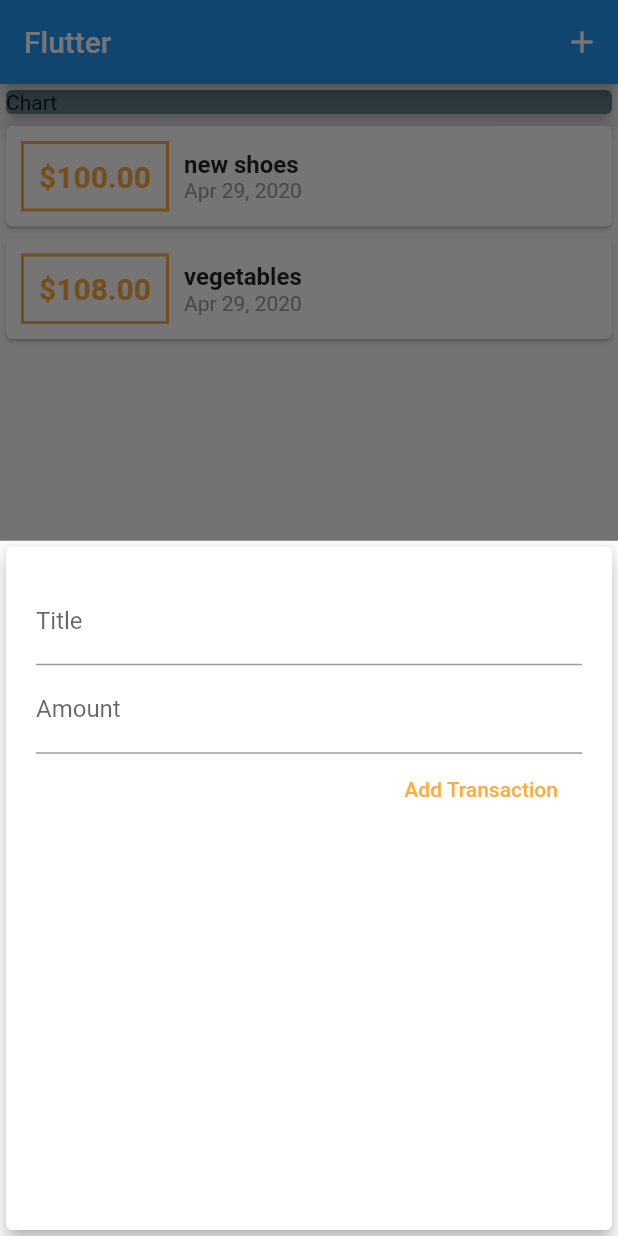
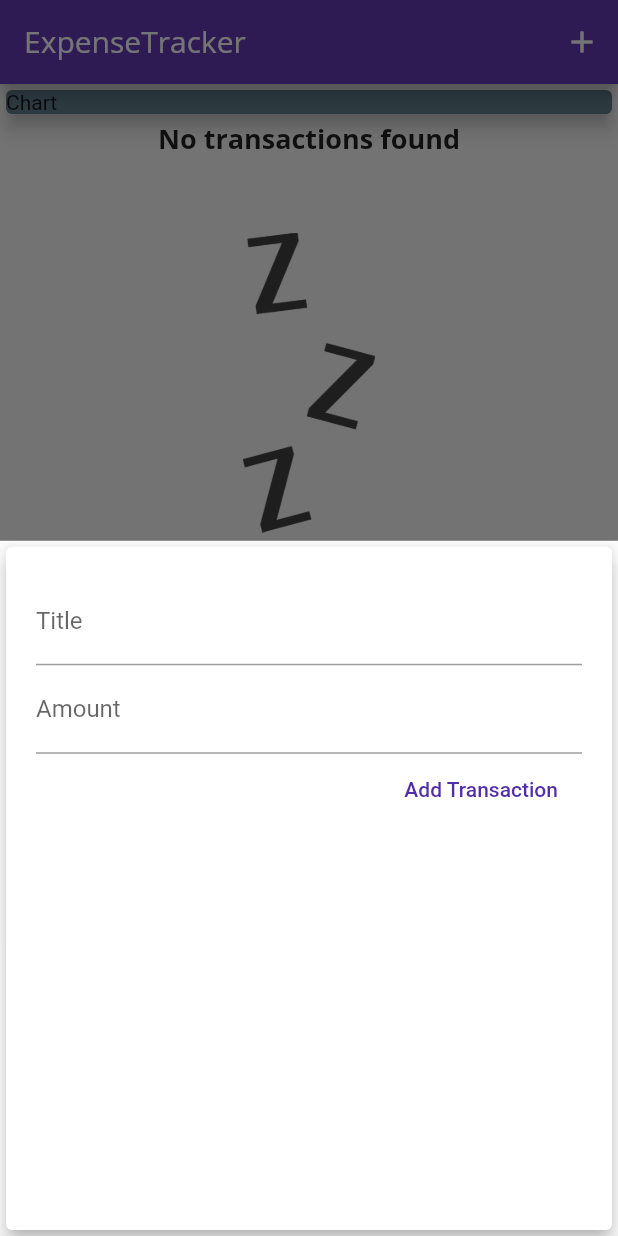
Before and after one commit to hammadkhan30/Expense_Tracker, a Flutter app: the screen it shows after launch, after a tap on the "add" icon, on a phone screen of 412 x 824 dp. Run offline on Flutter 3.47's test engine with Material 2 defaults, Android fonts, the phone set to English and light mode, and no system bars.

Commit message:
added the theme in the app and the fonts and images in the app

```diff
--- a/lib/main.dart
+++ b/lib/main.dart
@@ -9,7 +9,25 @@ class MyApp extends StatelessWidget {
   @override
   Widget build(BuildContext context) {
     return MaterialApp(
-      title: 'Flutter App',
+      title: 'ExpenseTracker',
+      theme: ThemeData(
+          primarySwatch: Colors.deepPurple,
+          accentColor: Colors.deepPurple,
+          fontFamily: 'Quicksand',
+          textTheme: ThemeData.light().textTheme.copyWith(
+                title: TextStyle(
+                  fontFamily: 'OpenSans',
+                  fontSize: 18,
+                  fontWeight:FontWeight.bold,
+                ),
+              ),
+          appBarTheme: AppBarTheme(
+            textTheme: ThemeData.light().textTheme.copyWith(
+                    title: TextStyle(
+                  fontFamily: 'OpenSans',
+                  fontSize: 20,
+                )),
+          )),
       home: MyHomePage(),
     );
   }
@@ -22,18 +40,18 @@ class MyHomePage extends StatefulWidget {
 
 class _MyHomePageState extends State<MyHomePage> {
   final List<Transaction> _userTransactions = [
-    Transaction(
-      id: 't1',
-      title: 'new shoes',
-      amount: 100,
-      date: DateTime.now(),
-    ),
-    Transaction(
-      id: 't2',
-      title: 'vegetables',
-      amount: 108.00,
-      date: DateTime.now(),
-    )
+    //Transaction(
+     // id: 't1',
+      //title: 'new shoes',
+      //amount: 100,
+      //date: DateTime.now(),
+    //),
+    //Transaction(
+      //id: 't2',
+      //title: 'vegetables',
+      //amount: 108.00,
+      //date: DateTime.now(),
+    //)
   ];
 
   void _addNewTransaction(String txTitle, double txAmount) {
@@ -64,7 +82,9 @@ class _MyHomePageState extends State<MyHomePage> {
   Widget build(BuildContext context) {
     return Scaffold(
       appBar: AppBar(
-        title: Text("Flutter"),
+        title: Text(
+          "ExpenseTracker",
+        ),
         actions: <Widget>[
           IconButton(
             icon: Icon(Icons.add),
--- a/lib/widgets/Transaction_list.dart
+++ b/lib/widgets/Transaction_list.dart
@@ -10,9 +10,28 @@ class TransactionList extends StatelessWidget {
   @override
   Widget build(BuildContext context) {
     return Container(
-      height:300,
-      child:ListView.builder(
-        itemBuilder:(ctx,index){
+      height: 300,
+      child: transactions.isEmpty
+          ? Column(
+              children: <Widget>[
+                Text(
+                  'No transactions found',
+                  style: Theme.of(context).textTheme.title,
+                ),
+                SizedBox(
+                  height: 50,
+                ),
+                Container(
+                  height:200,
+                  child: Image.asset(
+                    'assets/images/waiting.png',
+                    fit: BoxFit.cover,
+                  ),
+                ),
+              ],
+            )
+          : ListView.builder(
+              itemBuilder: (ctx, index) {
                 return Card(
                   child: Row(
                     children: <Widget>[
@@ -23,26 +42,28 @@ class TransactionList extends StatelessWidget {
                         ),
                         decoration: BoxDecoration(
                             border: Border.all(
-                        color: Colors.orangeAccent,
+                          color: Theme.of(context).primaryColorDark,
                           width: 2,
                         )),
                         padding: EdgeInsets.all(10),
-                  child: Text('\$${transactions[index].amount.toStringAsFixed(2)}',
+                        child: Text(
+                            '\$${transactions[index].amount.toStringAsFixed(2)}',
                             style: TextStyle(
                               fontWeight: FontWeight.bold,
                               fontSize: 20,
-                        color: Colors.orangeAccent,
+                              color: Theme.of(context).primaryColorDark,
                             )),
                       ),
                       Column(
                         crossAxisAlignment: CrossAxisAlignment.start,
                         children: <Widget>[
-                    Text(transactions[index].title,
-                        style: TextStyle(
-                          fontSize: 16,
-                          fontWeight: FontWeight.bold,
-                        )),
-                    Text(DateFormat.yMMMd().format(transactions[index].date),
+                          Text(
+                            transactions[index].title,
+                            style: Theme.of(context).textTheme.title,
+                          ),
+                          Text(
+                              DateFormat.yMMMd()
+                                  .format(transactions[index].date),
                               style: TextStyle(
                                 color: Colors.grey,
                               )),
@@ -51,8 +72,8 @@ class TransactionList extends StatelessWidget {
                     ],
                   ),
                 );
-        } ,
-        itemCount:transactions.length,
+              },
+              itemCount: transactions.length,
             ),
     );
   }
--- a/lib/widgets/new_transaction.dart
+++ b/lib/widgets/new_transaction.dart
@@ -1,11 +1,18 @@
 import 'package:flutter/material.dart';
 
-class NewTransaction extends StatelessWidget {
+class NewTransaction extends StatefulWidget {
   final Function addTx;
-  final titleController = TextEditingController();
-  final amountController = TextEditingController();
 
   NewTransaction(this.addTx);
+
+  @override
+  _NewTransactionState createState() => _NewTransactionState();
+}
+
+class _NewTransactionState extends State<NewTransaction> {
+  final titleController = TextEditingController();
+
+  final amountController = TextEditingController();
 
   void submitData() {
     final enteredTitle =titleController.text;
@@ -13,10 +20,11 @@ class NewTransaction extends StatelessWidget {
     if (titleController.text.isEmpty || double.parse(amountController.text)<=0){
       return;
     }
-    addTx(
+    widget.addTx(
       enteredTitle,
       enteredAmount,
     );
+    Navigator.of(context).pop();
   }
 
   @override
@@ -48,7 +56,7 @@ class NewTransaction extends StatelessWidget {
             ),
             FlatButton(
               child: Text('Add Transaction'),
-              textColor: Colors.orangeAccent,
+              textColor: Theme.of(context).primaryColorDark,
               onPressed: () {
 
               },
```
Also changed, not shown: pubspec.yaml (+15 -9 lines), assets/fonts/OpenSans-Bold.ttf (added), assets/fonts/OpenSans-Regular.ttf (added), assets/fonts/Quicksand-Bold.ttf (added), assets/fonts/Quicksand-Light.ttf (added), assets/fonts/Quicksand-Medium.ttf (added), assets/fonts/Quicksand-Regular.ttf (added), assets/images/waiting.png (added). Lines whose indentation alone changed are shown as unchanged.
